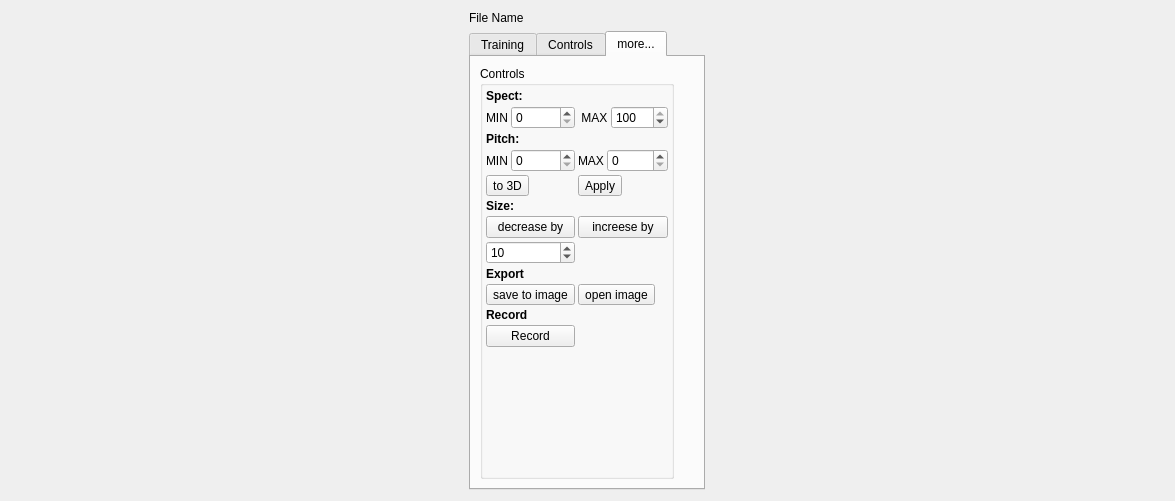
The window that graphswindow.ui (zhitko/inton-trainer) describes before a commit, drawn with Qt 5.
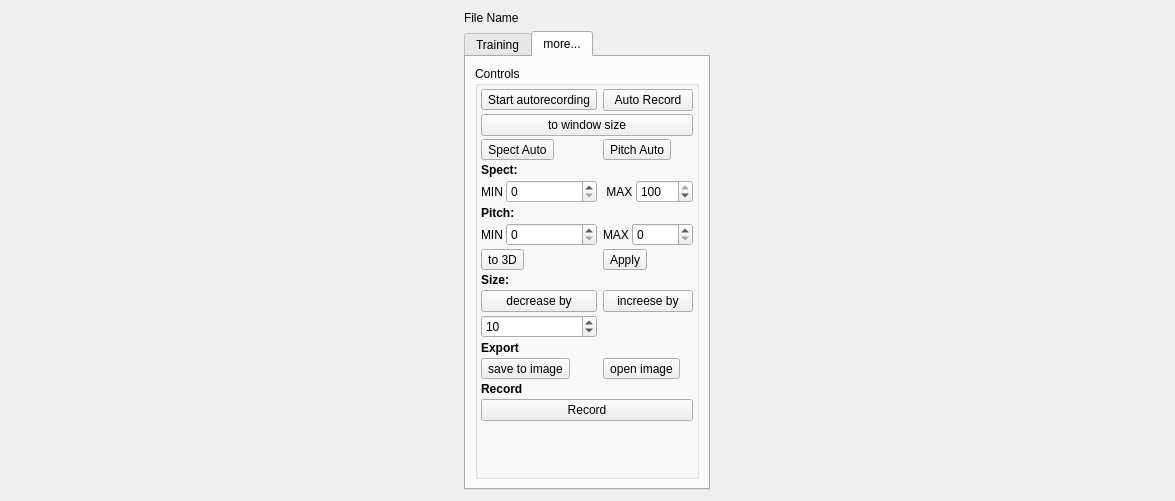
The same window after the commit. The open tabs and pages were chosen to show the change. Icons and pictures are not drawn.

Patch:
```diff
--- a/graphswindow.ui
+++ b/graphswindow.ui
@@ -79,17 +79,15 @@
          <string>Training</string>
         </attribute>
         <layout class="QVBoxLayout" name="verticalLayout_4">
-         <item>
-          <widget class="QPushButton" name="fitBtn">
-           <property name="text">
-            <string>to window size</string>
-           </property>
-           <property name="icon">
-            <iconset resource="icons.qrc">
-             <normaloff>:/icons/icons/expand-26.png</normaloff>:/icons/icons/expand-26.png</iconset>
-           </property>
-          </widget>
-         </item>
+         <property name="spacing">
+          <number>25</number>
+         </property>
+         <property name="topMargin">
+          <number>20</number>
+         </property>
+         <property name="bottomMargin">
+          <number>9</number>
+         </property>
          <item>
           <widget class="QPushButton" name="playBtn">
            <property name="text">
@@ -192,86 +190,6 @@
          </item>
         </layout>
        </widget>
-       <widget class="QWidget" name="tab_settings">
-        <attribute name="title">
-         <string>Controls</string>
-        </attribute>
-        <layout class="QVBoxLayout" name="verticalLayout_3">
-         <item>
-          <widget class="QGroupBox" name="groupBox_2">
-           <property name="title">
-            <string>GroupBox</string>
-           </property>
-           <layout class="QFormLayout" name="formLayout">
-            <item row="0" column="0">
-             <widget class="QToolButton" name="specAutoBtn">
-              <property name="text">
-               <string>Spect Auto</string>
-              </property>
-              <property name="icon">
-               <iconset resource="icons.qrc">
-                <normaloff>:/icons/icons/audio_wave-26.png</normaloff>:/icons/icons/audio_wave-26.png</iconset>
-              </property>
-              <property name="toolButtonStyle">
-               <enum>Qt::ToolButtonTextBesideIcon</enum>
-              </property>
-             </widget>
-            </item>
-            <item row="0" column="1">
-             <widget class="QToolButton" name="pitchAutoBtn">
-              <property name="text">
-               <string>Pitch Auto</string>
-              </property>
-              <property name="icon">
-               <iconset resource="icons.qrc">
-                <normaloff>:/icons/icons/audio_wave-26.png</normaloff>:/icons/icons/audio_wave-26.png</iconset>
-              </property>
-              <property name="toolButtonStyle">
-               <enum>Qt::ToolButtonTextBesideIcon</enum>
-              </property>
-             </widget>
-            </item>
-            <item row="1" column="0" colspan="2">
-             <widget class="QPushButton" name="autoRecordBtn">
-              <property name="text">
-               <string>Auto Record</string>
-              </property>
-              <property name="icon">
-               <iconset resource="icons.qrc">
-                <normaloff>:/icons/icons/voice_recognition_scan-26.png</normaloff>:/icons/icons/voice_recognition_scan-26.png</iconset>
-              </property>
-             </widget>
-            </item>
-            <item row="2" column="0">
-             <widget class="QToolButton" name="startAutoRecordBtn">
-              <property name="sizePolicy">
-               <sizepolicy hsizetype="Minimum" vsizetype="Fixed">
-                <horstretch>0</horstretch>
-                <verstretch>0</verstretch>
-               </sizepolicy>
-              </property>
-              <property name="layoutDirection">
-               <enum>Qt::LeftToRight</enum>
-              </property>
-              <property name="text">
-               <string>Start autorecording</string>
-              </property>
-              <property name="icon">
-               <iconset resource="icons.qrc">
-                <normaloff>:/icons/icons/voice_recognition_scan-26.png</normaloff>
-                <disabledoff>:/icons/icons/voice_recognition_scan-64-off.png</disabledoff>
-                <disabledon>:/icons/icons/voice_recognition_scan-64-off.png</disabledon>:/icons/icons/voice_recognition_scan-26.png</iconset>
-              </property>
-              <property name="toolButtonStyle">
-               <enum>Qt::ToolButtonTextBesideIcon</enum>
-              </property>
-             </widget>
-            </item>
-           </layout>
-          </widget>
-         </item>
-        </layout>
-       </widget>
        <widget class="QWidget" name="tab_ext_settings">
         <attribute name="title">
          <string>more...</string>
@@ -310,7 +228,138 @@
             <property name="spacing">
              <number>3</number>
             </property>
-            <item row="2" column="2">
+            <item row="2" column="0" colspan="3">
+             <widget class="QPushButton" name="fitBtn">
+              <property name="text">
+               <string>to window size</string>
+              </property>
+              <property name="icon">
+               <iconset resource="icons.qrc">
+                <normaloff>:/icons/icons/expand-26.png</normaloff>:/icons/icons/expand-26.png</iconset>
+              </property>
+             </widget>
+            </item>
+            <item row="0" column="2">
+             <widget class="QPushButton" name="autoRecordBtn">
+              <property name="text">
+               <string>Auto Record</string>
+              </property>
+              <property name="icon">
+               <iconset resource="icons.qrc">
+                <normaloff>:/icons/icons/voice_recognition_scan-26.png</normaloff>:/icons/icons/voice_recognition_scan-26.png</iconset>
+              </property>
+             </widget>
+            </item>
+            <item row="3" column="0">
+             <widget class="QToolButton" name="specAutoBtn">
+              <property name="text">
+               <string>Spect Auto</string>
+              </property>
+              <property name="icon">
+               <iconset resource="icons.qrc">
+                <normaloff>:/icons/icons/audio_wave-26.png</normaloff>:/icons/icons/audio_wave-26.png</iconset>
+              </property>
+              <property name="toolButtonStyle">
+               <enum>Qt::ToolButtonTextBesideIcon</enum>
+              </property>
+             </widget>
+            </item>
+            <item row="0" column="0">
+             <widget class="QToolButton" name="startAutoRecordBtn">
+              <property name="sizePolicy">
+               <sizepolicy hsizetype="Minimum" vsizetype="Fixed">
+                <horstretch>0</horstretch>
+                <verstretch>0</verstretch>
+               </sizepolicy>
+              </property>
+              <property name="layoutDirection">
+               <enum>Qt::LeftToRight</enum>
+              </property>
+              <property name="text">
+               <string>Start autorecording</string>
+              </property>
+              <property name="icon">
+               <iconset resource="icons.qrc">
+                <normaloff>:/icons/icons/voice_recognition_scan-26.png</normaloff>
+                <disabledoff>:/icons/icons/voice_recognition_scan-64-off.png</disabledoff>
+                <disabledon>:/icons/icons/voice_recognition_scan-64-off.png</disabledon>:/icons/icons/voice_recognition_scan-26.png</iconset>
+              </property>
+              <property name="toolButtonStyle">
+               <enum>Qt::ToolButtonTextBesideIcon</enum>
+              </property>
+             </widget>
+            </item>
+            <item row="3" column="2">
+             <widget class="QToolButton" name="pitchAutoBtn">
+              <property name="text">
+               <string>Pitch Auto</string>
+              </property>
+              <property name="icon">
+               <iconset resource="icons.qrc">
+                <normaloff>:/icons/icons/audio_wave-26.png</normaloff>:/icons/icons/audio_wave-26.png</iconset>
+              </property>
+              <property name="toolButtonStyle">
+               <enum>Qt::ToolButtonTextBesideIcon</enum>
+              </property>
+             </widget>
+            </item>
+            <item row="4" column="0">
+             <widget class="QLabel" name="label_5">
+              <property name="font">
+               <font>
+                <weight>75</weight>
+                <bold>true</bold>
+               </font>
+              </property>
+              <property name="text">
+               <string>Spect:</string>
+              </property>
+             </widget>
+            </item>
+            <item row="15" column="0">
+             <widget class="QLabel" name="recordLabel">
+              <property name="font">
+               <font>
+                <weight>75</weight>
+                <bold>true</bold>
+               </font>
+              </property>
+              <property name="text">
+               <string>Record</string>
+              </property>
+             </widget>
+            </item>
+            <item row="8" column="2">
+             <widget class="QToolButton" name="applyBtn">
+              <property name="text">
+               <string>Apply</string>
+              </property>
+              <property name="icon">
+               <iconset resource="icons.qrc">
+                <normaloff>:/icons/icons/ok-26.png</normaloff>:/icons/icons/ok-26.png</iconset>
+              </property>
+              <property name="toolButtonStyle">
+               <enum>Qt::ToolButtonTextBesideIcon</enum>
+              </property>
+             </widget>
+            </item>
+            <item row="12" column="0">
+             <widget class="QSpinBox" name="scaleStepSpin">
+              <property name="minimum">
+               <number>1</number>
+              </property>
+              <property name="maximum">
+               <number>1000</number>
+              </property>
+              <property name="singleStep">
+               <number>10</number>
+              </property>
+              <property name="value">
+               <number>10</number>
+              </property>
+             </widget>
+            </item>
+            <item row="5" column="2">
              <layout class="QHBoxLayout" name="horizontalLayout_5">
               <item>
                <widget class="QLabel" name="label_10">
@@ -337,8 +386,46 @@
               </item>
              </layout>
             </item>
-            <item row="1" column="0">
-             <widget class="QLabel" name="label_5">
+            <item row="14" column="0">
+             <widget class="QToolButton" name="saveImage">
+              <property name="text">
+               <string>save to image</string>
+              </property>
+              <property name="icon">
+               <iconset resource="icons.qrc">
+                <normaloff>:/icons/icons/screenshot-26.png</normaloff>:/icons/icons/screenshot-26.png</iconset>
+              </property>
+              <property name="toolButtonStyle">
+               <enum>Qt::ToolButtonTextBesideIcon</enum>
+              </property>
+             </widget>
+            </item>
+            <item row="5" column="0">
+             <layout class="QHBoxLayout" name="horizontalLayout_4">
+              <item>
+               <widget class="QLabel" name="label_9">
+                <property name="sizePolicy">
+                 <sizepolicy hsizetype="Fixed" vsizetype="Preferred">
+                  <horstretch>0</horstretch>
+                  <verstretch>0</verstretch>
+                 </sizepolicy>
+                </property>
+                <property name="text">
+                 <string>MIN</string>
+                </property>
+               </widget>
+              </item>
+              <item>
+               <widget class="QSpinBox" name="specMinSpin">
+                <property name="maximum">
+                 <number>100</number>
+                </property>
+               </widget>
+              </item>
+             </layout>
+            </item>
+            <item row="9" column="0">
+             <widget class="QLabel" name="sizeLabel">
               <property name="font">
                <font>
                 <weight>75</weight>
@@ -346,11 +433,11 @@
                </font>
               </property>
               <property name="text">
-               <string>Spect:</string>
+               <string>Size:</string>
               </property>
              </widget>
             </item>
-            <item row="7" column="2">
+            <item row="10" column="2">
              <widget class="QPushButton" name="moreBtn">
               <property name="text">
                <string>increese by</string>
@@ -361,10 +448,10 @@
               </property>
              </widget>
             </item>
-            <item row="5" column="2">
-             <widget class="QToolButton" name="applyBtn">
+            <item row="8" column="0">
+             <widget class="QToolButton" name="to3DBtn">
               <property name="text">
-               <string>Apply</string>
+               <string>to 3D</string>
               </property>
               <property name="icon">
                <iconset resource="icons.qrc">
@@ -375,7 +462,7 @@
               </property>
              </widget>
             </item>
-            <item row="14" column="0">
+            <item row="17" column="0">
              <spacer name="verticalSpacer">
               <property name="orientation">
                <enum>Qt::Vertical</enum>
@@ -388,35 +475,51 @@
               </property>
              </spacer>
             </item>
-            <item row="11" column="0">
-             <widget class="QToolButton" name="saveImage">
-              <property name="text">
-               <string>save to image</string>
-              </property>
-              <property name="icon">
-               <iconset resource="icons.qrc">
-                <normaloff>:/icons/icons/screenshot-26.png</normaloff>:/icons/icons/screenshot-26.png</iconset>
-              </property>
-              <property name="toolButtonStyle">
-               <enum>Qt::ToolButtonTextBesideIcon</enum>
-              </property>
-             </widget>
-            </item>
-            <item row="5" column="0">
-             <widget class="QToolButton" name="to3DBtn">
-              <property name="text">
-               <string>to 3D</string>
-              </property>
-              <property name="icon">
-               <iconset resource="icons.qrc">
-                <normaloff>:/icons/icons/fantasy-26.png</normaloff>:/icons/icons/fantasy-26.png</iconset>
-              </property>
-              <property name="toolButtonStyle">
-               <enum>Qt::ToolButtonTextBesideIcon</enum>
-              </property>
-             </widget>
-            </item>
             <item row="10" column="0">
+             <widget class="QPushButton" name="lessBtn">
+              <property name="text">
+               <string>decrease by</string>
+              </property>
+              <property name="icon">
+               <iconset resource="icons.qrc">
+                <normaloff>:/icons/icons/zoom_out-26.png</normaloff>:/icons/icons/zoom_out-26.png</iconset>
+              </property>
+             </widget>
+            </item>
+            <item row="7" column="0">
+             <layout class="QHBoxLayout" name="horizontalLayout">
+              <item>
+               <widget class="QLabel" name="label_7">
+                <property name="sizePolicy">
+                 <sizepolicy hsizetype="Fixed" vsizetype="Preferred">
+                  <horstretch>0</horstretch>
+                  <verstretch>0</verstretch>
+                 </sizepolicy>
+                </property>
+                <property name="text">
+                 <string>MIN</string>
+                </property>
+               </widget>
+              </item>
+              <item>
+               <widget class="QSpinBox" name="pitchMinSpin">
+                <property name="sizePolicy">
+                 <sizepolicy hsizetype="Minimum" vsizetype="Fixed">
+                  <horstretch>0</horstretch>
+                  <verstretch>0</verstretch>
+                 </sizepolicy>
+                </property>
+                <property name="maximum">
+                 <number>99999</number>
+                </property>
+                <property name="singleStep">
+                 <number>10</number>
+                </property>
+               </widget>
+              </item>
+             </layout>
+            </item>
+            <item row="13" column="0">
              <widget class="QLabel" name="label_4">
               <property name="font">
                <font>
@@ -432,34 +535,7 @@
               </property>
              </widget>
             </item>
-            <item row="9" column="0">
-             <widget class="QSpinBox" name="scaleStepSpin">
-              <property name="minimum">
-               <number>1</number>
-              </property>
-              <property name="maximum">
-               <number>1000</number>
-              </property>
-              <property name="singleStep">
-               <number>10</number>
-              </property>
-              <property name="value">
-               <number>10</number>
-              </property>
-             </widget>
-            </item>
-            <item row="7" column="0">
-             <widget class="QPushButton" name="lessBtn">
-              <property name="text">
-               <string>decrease by</string>
-              </property>
-              <property name="icon">
-               <iconset resource="icons.qrc">
-                <normaloff>:/icons/icons/zoom_out-26.png</normaloff>:/icons/icons/zoom_out-26.png</iconset>
-              </property>
-             </widget>
-            </item>
-            <item row="3" column="0">
+            <item row="6" column="0">
              <widget class="QLabel" name="label_6">
               <property name="font">
                <font>
@@ -472,7 +548,7 @@
               </property>
              </widget>
             </item>
-            <item row="11" column="2">
+            <item row="14" column="2">
              <widget class="QToolButton" name="openImage">
               <property name="text">
                <string>open image</string>
@@ -486,44 +562,7 @@
               </property>
              </widget>
             </item>
-            <item row="2" column="0">
-             <layout class="QHBoxLayout" name="horizontalLayout_4">
-              <item>
-               <widget class="QLabel" name="label_9">
-                <property name="sizePolicy">
-                 <sizepolicy hsizetype="Fixed" vsizetype="Preferred">
-                  <horstretch>0</horstretch>
-                  <verstretch>0</verstretch>
-                 </sizepolicy>
-                </property>
-                <property name="text">
-                 <string>MIN</string>
-                </property>
-               </widget>
-              </item>
-              <item>
-               <widget class="QSpinBox" name="specMinSpin">
-                <property name="maximum">
-                 <number>100</number>
-                </property>
-               </widget>
-              </item>
-             </layout>
-            </item>
-            <item row="6" column="0">
-             <widget class="QLabel" name="sizeLabel">
-              <property name="font">
-               <font>
-                <weight>75</weight>
-                <bold>true</bold>
-               </font>
-              </property>
-              <property name="text">
-               <string>Size:</string>
-              </property>
-             </widget>
-            </item>
-            <item row="4" column="2">
+            <item row="7" column="2">
              <layout class="QHBoxLayout" name="horizontalLayout_3">
               <item>
                <widget class="QLabel" name="label_8">
@@ -550,7 +589,7 @@
               </item>
              </layout>
             </item>
-            <item row="13" column="0">
+            <item row="16" column="0" colspan="3">
              <widget class="QPushButton" name="recordBtn">
               <property name="text">
                <string>Record</string>
@@ -561,52 +600,6 @@
               </property>
              </widget>
             </item>
-            <item row="4" column="0">
-             <layout class="QHBoxLayout" name="horizontalLayout">
-              <item>
-               <widget class="QLabel" name="label_7">
-                <property name="sizePolicy">
-                 <sizepolicy hsizetype="Fixed" vsizetype="Preferred">
-                  <horstretch>0</horstretch>
-                  <verstretch>0</verstretch>
-                 </sizepolicy>
-                </property>
-                <property name="text">
-                 <string>MIN</string>
-                </property>
-               </widget>
-              </item>
-              <item>
-               <widget class="QSpinBox" name="pitchMinSpin">
-                <property name="sizePolicy">
-                 <sizepolicy hsizetype="Minimum" vsizetype="Fixed">
-                  <horstretch>0</horstretch>
-                  <verstretch>0</verstretch>
-                 </sizepolicy>
-                </property>
-                <property name="maximum">
-                 <number>99999</number>
-                </property>
-                <property name="singleStep">
-                 <number>10</number>
-                </property>
-               </widget>
-              </item>
-             </layout>
-            </item>
-            <item row="12" column="0">
-             <widget class="QLabel" name="recordLabel">
-              <property name="font">
-               <font>
-                <weight>75</weight>
-                <bold>true</bold>
-               </font>
-              </property>
-              <property name="text">
-               <string>Record</string>
-              </property>
-             </widget>
-            </item>
            </layout>
           </widget>
          </item>
```
Left out of the diff: 22 changed lines with no effect on the pictures.
